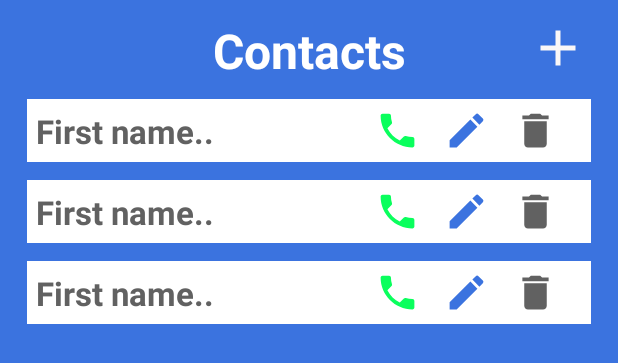
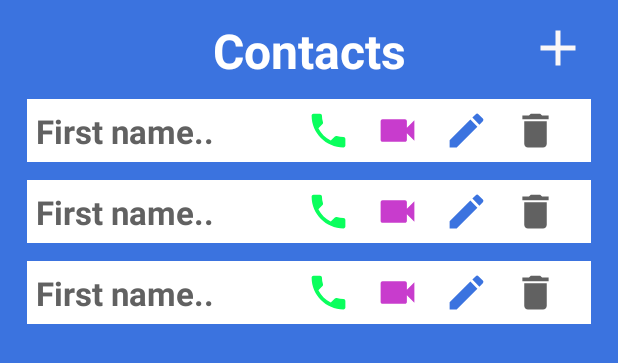
Before and after one commit to danielmbutler/AddressBookApp, an Android app: the layout fragment_home.xml on its own in the app's theme, with its tools: preview values and no code run, on a phone screen of 412 x 824 dp. Shown: the top 363 px of the screen. Run offline under Robolectric (Android 15) with nearby library versions, the phone set to English and light mode, and no system bars.

Commit message:
updating layout for video call

```diff
--- /dev/null
+++ b/app/src/main/res/drawable/ic_baseline_videocam_24.xml
@@ -0,0 +1,5 @@
+<vector android:height="24dp" android:tint="#C83CCD"
+    android:viewportHeight="24" android:viewportWidth="24"
+    android:width="24dp" xmlns:android="http://schemas.android.com/apk/res/android">
+    <path android:fillColor="@android:color/white" android:pathData="M17,10.5V7c0,-0.55 -0.45,-1 -1,-1H4c-0.55,0 -1,0.45 -1,1v10c0,0.55 0.45,1 1,1h12c0.55,0 1,-0.45 1,-1v-3.5l4,4v-11l-4,4z"/>
+</vector>
--- a/app/src/main/res/layout/phone_number_item.xml
+++ b/app/src/main/res/layout/phone_number_item.xml
@@ -28,7 +28,7 @@
         android:layout_marginEnd="16dp"
         android:contentDescription="@string/call_contact"
         app:layout_constraintBottom_toBottomOf="@+id/rv_item_tv_name"
-        app:layout_constraintEnd_toStartOf="@id/rv_item_edit"
+        app:layout_constraintEnd_toStartOf="@id/rv_item_video"
         app:layout_constraintTop_toTopOf="@+id/rv_item_tv_name"
         app:srcCompat="@drawable/ic_baseline_local_phone_24" />
 
@@ -43,6 +43,17 @@
         app:layout_constraintTop_toTopOf="@+id/rv_item_ivphone"
         app:srcCompat="@drawable/ic_baseline_edit_24" />
 
+    <ImageView
+        android:id="@+id/rv_item_video"
+        android:layout_width="30dp"
+        android:layout_height="30dp"
+        android:layout_marginEnd="16dp"
+        android:contentDescription="@string/video_call"
+        app:layout_constraintBottom_toBottomOf="@+id/rv_item_ivphone"
+        app:layout_constraintEnd_toStartOf="@id/rv_item_edit"
+        app:layout_constraintTop_toTopOf="@+id/rv_item_ivphone"
+        app:srcCompat="@drawable/ic_baseline_videocam_24" />
+
 
     <ImageView
         android:id="@+id/rv_item_delete"
--- a/app/src/main/res/values/strings.xml
+++ b/app/src/main/res/values/strings.xml
@@ -24,4 +24,5 @@
     <string name="edit_contact">edit contact</string>
     <string name="update">Update</string>
     <string name="update_contact">Update Contact</string>
+    <string name="video_call">video call</string>
 </resources>
```
